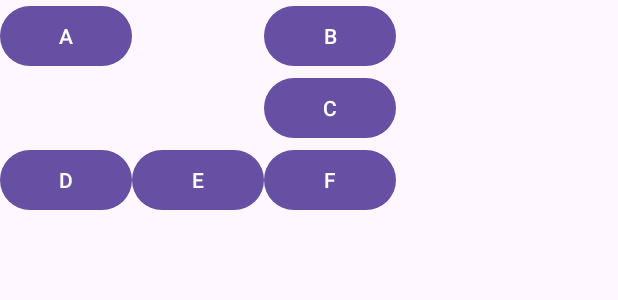
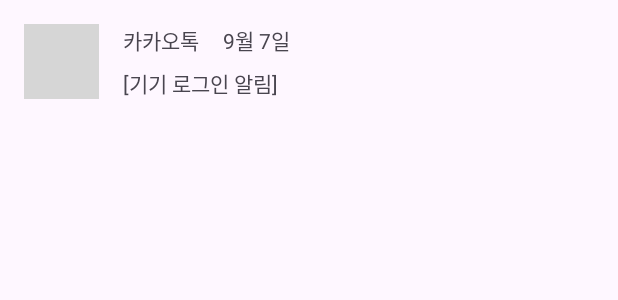
Before and after one commit to Lee-CH810/Kotlin-Practice, an Android app: the layout activity_main.xml on its own in the app's theme, with its tools: preview values and no code run, on a phone screen of 412 x 824 dp. Shown: the top 300 px of the screen. Run offline under Robolectric (Android 15) with nearby library versions, the phone set to English and light mode, and no system bars; grey boxes are pictures that could not be loaded.

Commit message:
ConstraintLayout_practice

```diff
--- a/src/main/java/com/example/practice/MainActivity.kt
+++ b/src/main/java/com/example/practice/MainActivity.kt
@@ -1,25 +1,21 @@
 package com.example.practice
 
 import android.os.Bundle
-import android.view.View
+import androidx.activity.enableEdgeToEdge
 import androidx.appcompat.app.AppCompatActivity
-import com.example.practice.databinding.ActivityMainBinding
+import androidx.core.view.ViewCompat
+import androidx.core.view.WindowInsetsCompat
+import com.example.practice.R
 
 class MainActivity : AppCompatActivity() {
     override fun onCreate(savedInstanceState: Bundle?) {
         super.onCreate(savedInstanceState)
-
-        val binding = ActivityMainBinding.inflate(layoutInflater)
-        setContentView(binding.root)
-
-        binding.button.setOnClickListener {
-            binding.button.visibility = View.INVISIBLE
-            binding.imageView.visibility = View.VISIBLE
-        }
-
-        binding.imageView.setOnClickListener {
-            binding.button.visibility = View.VISIBLE
-            binding.button.visibility = View.INVISIBLE
+        enableEdgeToEdge()
+        setContentView(R.layout.activity_main)
+        ViewCompat.setOnApplyWindowInsetsListener(findViewById(R.id.main)) { v, insets ->
+            val systemBars = insets.getInsets(WindowInsetsCompat.Type.systemBars())
+            v.setPadding(systemBars.left, systemBars.top, systemBars.right, systemBars.bottom)
+            insets
         }
     }
 }
--- a/src/main/res/layout/activity_main.xml
+++ b/src/main/res/layout/activity_main.xml
@@ -1,18 +1,47 @@
-<GridLayout xmlns:android="http://schemas.android.com/apk/res/android"
+<androidx.constraintlayout.widget.ConstraintLayout
+    xmlns:android="http://schemas.android.com/apk/res/android"
+    xmlns:app="http://schemas.android.com/apk/res-auto"
     xmlns:tools="http://schemas.android.com/tools"
+    android:id="@+id/main"
     android:layout_width="match_parent"
     android:layout_height="match_parent"
-    android:orientation="horizontal"
-    android:columnCount="3">
+    tools:context=".MainActivity">
 
-    <Button android:text="@string/A"
-        android:layout_columnSpan="2"
-        android:layout_rowSpan="2" />
-    <!--android:layout_gravity: fill을 통해 A가 차지하지만 빈 자리를 채워줄 수 있음-->
-    <Button android:text="B"
-        tools:ignore="HardcodedText"/>
-    <Button android:text="C" />
-    <Button android:text="D" />
-    <Button android:text="E" />
-    <Button android:text="F" />
-</GridLayout>
+    <ImageView
+        android:id="@+id/imageView"
+        android:layout_width="50dp"
+        android:layout_height="50dp"
+        android:layout_marginStart="16dp"
+        android:layout_marginTop="16dp"
+        app:layout_constraintStart_toStartOf="parent"
+        app:layout_constraintTop_toTopOf="parent"
+        app:srcCompat="@drawable/kakaotalk" />
+
+    <TextView
+        android:id="@+id/titleView"
+        android:layout_width="wrap_content"
+        android:layout_height="wrap_content"
+        android:layout_marginStart="16dp"
+        android:text="카카오톡"
+        app:layout_constraintStart_toEndOf="@+id/imageView"
+        app:layout_constraintTop_toTopOf="@+id/imageView" />
+
+    <TextView
+        android:id="@+id/messageView"
+        android:layout_width="wrap_content"
+        android:layout_height="wrap_content"
+        android:layout_marginStart="16dp"
+        android:text="[기기 로그인 알림]"
+        app:layout_constraintBottom_toBottomOf="@+id/imageView"
+        app:layout_constraintStart_toEndOf="@+id/imageView" />
+
+    <TextView
+        android:id="@+id/dateView"
+        android:layout_width="wrap_content"
+        android:layout_height="wrap_content"
+        android:layout_marginStart="16dp"
+        android:layout_marginTop="16dp"
+        android:text="9월 7일"
+        app:layout_constraintStart_toEndOf="@+id/titleView"
+        app:layout_constraintTop_toTopOf="parent" />
+</androidx.constraintlayout.widget.ConstraintLayout>
```
